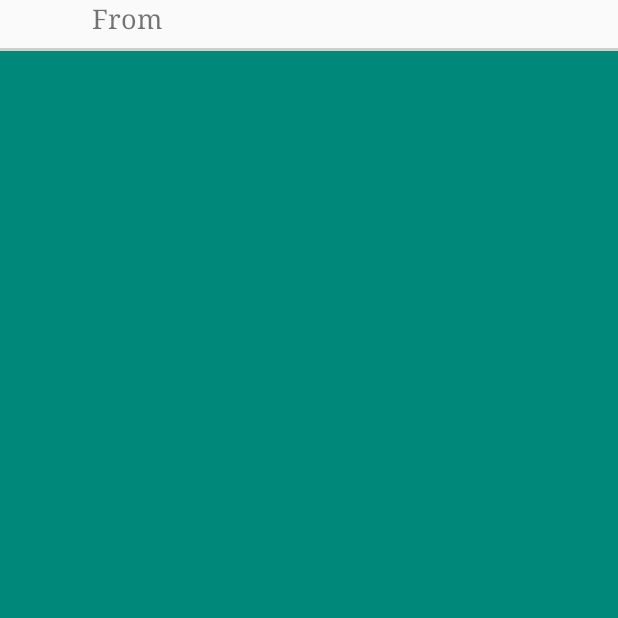
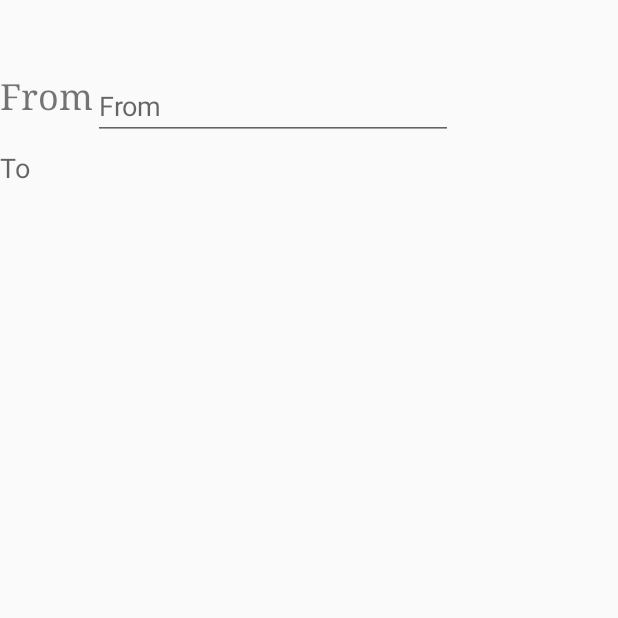
Before and after one commit to sathvisiva/Learning, an Android app: the screen it shows after launch (MainActivity), on a phone screen of 412 x 824 dp, the top half of it. Run offline under Robolectric (Android 15) with nearby library versions, the phone set to English and light mode, and no system bars.

Commit message:
added onclick listner

```diff
--- a/app/src/main/java/setc/com/learning1/MainActivity.java
+++ b/app/src/main/java/setc/com/learning1/MainActivity.java
@@ -10,6 +10,7 @@ import android.view.MenuItem;
 import android.view.View;
 import android.view.animation.DecelerateInterpolator;
 import android.widget.AutoCompleteTextView;
+import android.widget.EditText;
 import android.widget.FrameLayout;
 import android.widget.LinearLayout;
 import android.widget.RelativeLayout;
@@ -29,7 +30,7 @@ public class MainActivity extends Activity {
     private TextView mTv1, mTv3, mTv4, mTv5, mTv6;
     private LinearLayout mSecondGroup;
     private View mFirstSpacer, mSecondSpacer;
-    private AutoCompleteTextView mTv2, mTv7;
+    private EditText mTv2, mTv7;
 
     private TimeInterpolator ANIMATION_INTERPOLATOR = new DecelerateInterpolator();
     private int ANIMATION_DURATION = 3500;
@@ -78,8 +79,15 @@ public class MainActivity extends Activity {
         setContentView(view);
 
         retrieveViews();
+        mTv2.setOnFocusChangeListener(new View.OnFocusChangeListener() {
+            @Override
+            public void onFocusChange(View v, boolean hasFocus) {
+                startAnimation();
+            }
+        });
 
-        startAnimation();
+
+
     }
 
     private void retrieveViews() {
@@ -89,9 +97,9 @@ public class MainActivity extends Activity {
 
         mFirstGroup = (RelativeLayout) findViewById(R.id.first_group_container);
         mTv1 = (TextView) findViewById(R.id.from);
-        mTv2 = (AutoCompleteTextView) findViewById(R.id.autoCompleteTextView);
-        mTv3 = (TextView) findViewById(R.id.textView2);
-        mTv7 = (AutoCompleteTextView) findViewById(R.id.autoCompleteTextView2);
+       mTv2 = (EditText) findViewById(R.id.editText);
+      mTv3 = (TextView) findViewById(R.id.textView2);
+      /*  mTv7 = (AutoCompleteTextView) findViewById(R.id.autoCompleteTextView2);*/
         mFirstSpacer = findViewById(R.id.first_spacer);
 
         mSecondGroup = (LinearLayout) findViewById(R.id.second_group_container);
@@ -104,153 +112,34 @@ public class MainActivity extends Activity {
         mEditFragmentContainer = (FrameLayout) findViewById(R.id.edit_mode_fragment_container);
     }
 
-    /*private void startAnimation() {
-        new Handler().postDelayed(new Runnable() {
-            @Override
-            public void run() {
-                // Show edit mode
-                focusOn(mTv1, mFirstGroup, true);
-                fadeOutToBottom(mSecondGroup, true);
-                stickTo(mFirstSpacer, mTv1, true);
-                slideInToTop(mEditModeContainer, true);
-
-                mEditModeContainer.setVisibility(View.VISIBLE);
-               // mSecondSpacer.setVisibility(View.VISIBLE);
-
-                new Handler().postDelayed(new Runnable() {
-                    @Override
-                    public void run() {
-                        // Back to normal mode
-                        slideOutToBottom(mEditModeContainer, true);
-                        unstickFrom(mFirstSpacer, mTv2, true);
-                        fadeInToTop(mSecondGroup, true);
-                        unfocus(mTv2, mFirstGroup, true);
-                        mSecondSpacer.setVisibility(View.INVISIBLE);
-                    }
-                }, 6000);
-            }
-        }, 2000);
-    }
-
-    private void focusOn(View v, View movableView, boolean animated) {
-
-        v.getDrawingRect(mTmpRect);
-        mMainContainer.offsetDescendantRectToMyCoords(v, mTmpRect);
-
-        movableView.animate().
-                translationY(-mTmpRect.top).
-                setDuration(animated ? ANIMATION_DURATION : 0).
-                setInterpolator(ANIMATION_INTERPOLATOR).
-                setListener(new LayerEnablingAnimatorListener(movableView)).
-                start();
-    }
-
-    private void unfocus(View v, View movableView, boolean animated) {
-        movableView.animate().
-                translationY(0).
-                setDuration(animated ? ANIMATION_DURATION : 0).
-                setInterpolator(ANIMATION_INTERPOLATOR).
-                setListener(new LayerEnablingAnimatorListener(movableView)).
-                start();
-    }
-
-    private void fadeOutToBottom(View v, boolean animated) {
-        v.animate().
-                translationYBy(mHalfHeight).
-                alpha(0).
-                setDuration(animated ? ANIMATION_DURATION : 0).
-                setInterpolator(ANIMATION_INTERPOLATOR).
-                setListener(new LayerEnablingAnimatorListener(v)).
-                start();
-    }
-
-    private void fadeInToTop(View v, boolean animated) {
-        v.animate().
-                translationYBy(-mHalfHeight).
-                alpha(1).
-                setDuration(animated ? ANIMATION_DURATION : 0).
-                setInterpolator(ANIMATION_INTERPOLATOR).
-                setListener(new LayerEnablingAnimatorListener(v)).
-                start();
-    }
-
-    private void slideInToTop(View v, boolean animated) {
-        v.animate().
-                translationY(0).
-                alpha(1).
-                setDuration(animated ? ANIMATION_DURATION : 0).
-                setListener(new LayerEnablingAnimatorListener(v)).
-                setInterpolator(ANIMATION_INTERPOLATOR);
-    }
-
-    private void slideOutToBottom(View v, boolean animated) {
-        v.animate().
-                translationY(mHalfHeight * 2).
-                alpha(0).
-                setDuration(animated ? ANIMATION_DURATION : 0).
-                setListener(new LayerEnablingAnimatorListener(v)).
-                setInterpolator(ANIMATION_INTERPOLATOR);
-    }
-
-    private void stickTo(View v, View viewToStickTo, boolean animated) {
-        v.getDrawingRect(mTmpRect);
-        mMainContainer.offsetDescendantRectToMyCoords(v, mTmpRect);
-
-        v.animate().
-                translationY(viewToStickTo.getHeight() - mTmpRect.top).
-                setDuration(animated ? ANIMATION_DURATION : 0).
-                setInterpolator(ANIMATION_INTERPOLATOR).
-                start();
-    }
-
-    private void unstickFrom(View v, View viewToStickTo, boolean animated) {
-        v.animate().
-                translationY(0).
-                setDuration(animated ? ANIMATION_DURATION : 0).
-                setInterpolator(ANIMATION_INTERPOLATOR).
-                setListener(new LayerEnablingAnimatorListener(viewToStickTo)).
-                start();
-    }
-
-    @Override
-    public boolean onCreateOptionsMenu(Menu menu) {
-        // Inflate the menu; this adds items to the action bar if it is present.
-        getMenuInflater().inflate(R.menu.menu_main, menu);
-        return true;
-    }
-
-    @Override
-    public boolean onOptionsItemSelected(MenuItem item) {
-        // Handle action bar item clicks here. The action bar will
-        // automatically handle clicks on the Home/Up button, so long
-        // as you specify a parent activity in AndroidManifest.xml.
-        int id = item.getItemId();
-
-        //noinspection SimplifiableIfStatement
-        if (id == R.id.action_settings) {
-            return true;
-        }
-
-        return super.onOptionsItemSelected(item);
-    }*/
-
     private void startAnimation() {
         new Handler().postDelayed(new Runnable() {
             @Override
             public void run() {
-                animator.setAnimatorViews(mMainContainer, mTv1, mFirstGroup, Arrays.asList(new View[]{mSecondGroup, mSecondSpacer}), mFirstSpacer, mEditModeContainer, Arrays.asList(new View[]{}));
+                animator.setAnimatorViews(mMainContainer, mTv2, mFirstGroup, Arrays.asList(new View[]{mSecondGroup, mSecondSpacer}), mFirstSpacer, mEditModeContainer, Arrays.asList(new View[]{}));
 //				animator.setAnimatorViews(mMainContainer, mTv4, mSecondGroup, Arrays.asList(new View[]{}), mSecondSpacer, mEditModeContainer, Arrays.asList(new View[]{mFirstGroup, mFirstSpacer}));
                 animator.prepareAnimation();
                 animator.start();
 
-                new Handler().postDelayed(new Runnable() {
+        /*        new Handler().postDelayed(new Runnable() {
                     @Override
                     public void run() {
                         animator.prepareRevert();
                         animator.start();
                     }
-                }, 6000);
+                }, 6000);*/
             }
         }, 2000);
     }
+
+    private void stopAnimation(){
+        new Handler().postDelayed(new Runnable() {
+            @Override
+            public void run() {
+                animator.prepareRevert();
+                animator.start();
+            }
+        }, 2000);
+
+    }
 }
--- a/app/src/main/res/layout/activity_main.xml
+++ b/app/src/main/res/layout/activity_main.xml
@@ -3,7 +3,9 @@
     android:id="@+id/main_container"
     xmlns:android="http://schemas.android.com/apk/res/android"
     android:layout_width="match_parent"
-    android:layout_height="match_parent">
+    android:layout_height="match_parent"
+    android:focusable="true"
+    android:focusableInTouchMode="true">
 
     <ScrollView
         android:id="@+id/normal_mode_container"
@@ -29,37 +31,36 @@
                 android:layout_width="wrap_content"
                 android:layout_height="wrap_content"
                 android:text="@string/From"
-                android:layout_alignParentLeft="true"
-                android:layout_alignParentStart="true"
-                android:layout_marginLeft="61dp"
-                android:layout_marginStart="61dp"
                 android:layout_marginTop="32dp"
                 android:id="@+id/from"
-                android:textSize="18dp"
-                android:typeface="serif" />
+                android:textSize="24dp"
+                android:typeface="serif"
+                android:layout_alignParentLeft="true"
+                android:layout_alignParentStart="true" />
 
-            <AutoCompleteTextView
-                android:icon="@android:drawable/ic_menu_save"
-                android:layout_width="wrap_content"
+                <EditText
+                    android:layout_width="240dp"
                     android:layout_height="wrap_content"
-                android:id="@+id/autoCompleteTextView"
-                android:layout_below="@+id/from"
-                android:layout_alignLeft="@+id/from"
-                android:layout_alignStart="@+id/from"
-                android:width="240dp" />
+                    android:id="@+id/editText"
+                    android:width="240dp"
+                    android:layout_marginTop="32dp"
+                    android:layout_toRightOf="@id/from"
+                    android:hint="From"
+                    android:singleLine="true" />
+
 
                 <TextView
                     android:layout_width="wrap_content"
                     android:layout_height="wrap_content"
                     android:text="@string/To"
                     android:id="@+id/textView2"
-                android:layout_below="@+id/autoCompleteTextView"
-                android:layout_alignLeft="@+id/autoCompleteTextView"
-                android:layout_alignStart="@+id/autoCompleteTextView"
+                    android:layout_below="@+id/from"
+                    android:layout_alignLeft="@+id/from"
+                    android:layout_alignStart="@+id/from"
                     android:layout_marginTop="20dp"
                     android:textAppearance="?android:attr/textAppearanceMedium" />
 
-            <AutoCompleteTextView
+                <!--  <AutoCompleteTextView
                       android:layout_width="wrap_content"
                       android:layout_height="wrap_content"
                       android:id="@+id/autoCompleteTextView2"
@@ -125,7 +126,7 @@
                           android:textColor="@android:color/white"
                           android:gravity="center|center_vertical|center_horizontal"
                           android:layout_marginTop="40dp"
-                    android:layout_marginLeft="-35dp" />
+                          android:layout_marginLeft="-35dp" />-->
             </RelativeLayout>
 
 
@@ -227,7 +228,10 @@
                 android:id="@+id/edit_mode_fragment_container"
                 android:layout_width="fill_parent"
                 android:layout_height="fill_parent"
-                android:background="#00897B"/>
+                android:background="#00897B">
+
+
+            </FrameLayout>
         </LinearLayout>
 
     </FrameLayout>
```
Also changed, not shown: 1 other file. Lines whose indentation alone changed are shown as unchanged.
